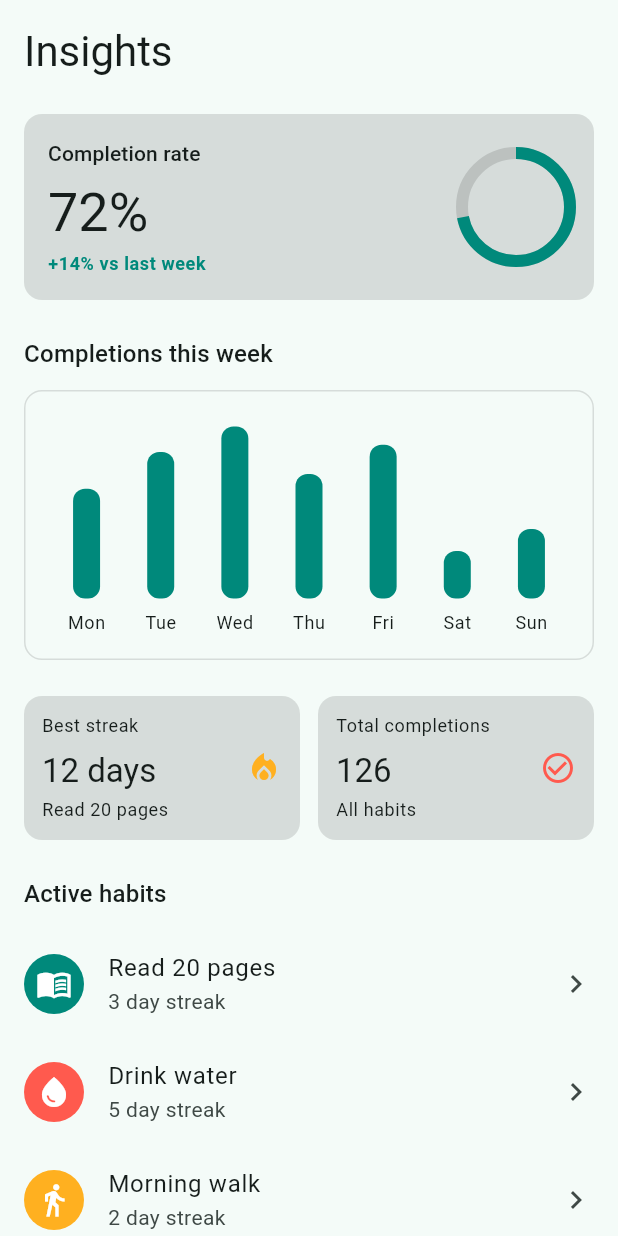
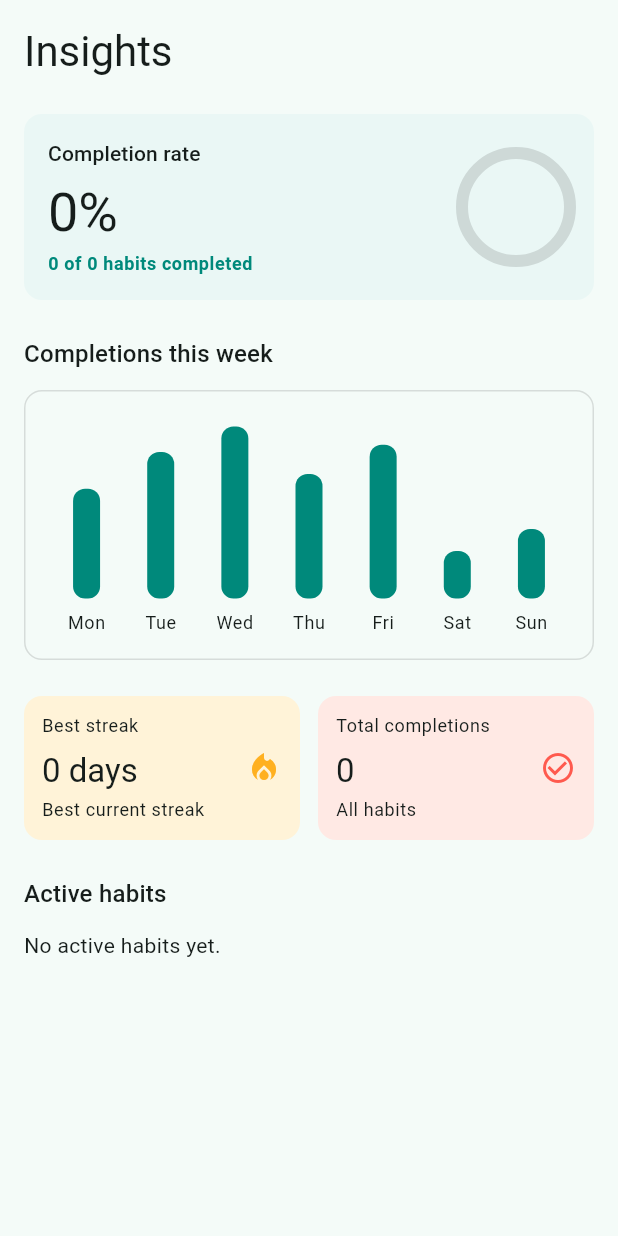
Before and after one commit to VoTrieu/personal_habit, a Flutter app: the InsightsScreen screen opened directly, on a phone screen of 412 x 824 dp. Run offline on Flutter 3.47's test engine with Material 3 defaults, Android fonts, the phone set to English and light mode, and no system bars; our stand-ins replace sqflite; accounts and stored records are empty.

Commit message:
Displayed data in the Insight screen

```diff
--- a/lib/data/sample_habits.dart
+++ /dev/null
@@ -1,40 +0,0 @@
-import 'package:flutter/material.dart';
-
-import '../models/habit.dart';
-import '../theme/app_colors.dart';
-
-const sampleHabits = [
-  Habit(
-    id: 'read',
-    name: 'Read 20 pages',
-    icon: Icons.menu_book,
-    streak: 3,
-    isCompletedToday: false,
-    color: AppColors.habitTeal,
-    frequency: 'Daily',
-    reminderEnabled: true,
-    reminderTime: TimeOfDay(hour: 10, minute: 30),
-  ),
-  Habit(
-    id: 'water',
-    name: 'Drink water',
-    icon: Icons.water_drop,
-    streak: 5,
-    isCompletedToday: true,
-    color: AppColors.habitCoral,
-    frequency: 'Daily',
-    reminderEnabled: true,
-    reminderTime: TimeOfDay(hour: 19, minute: 30),
-  ),
-  Habit(
-    id: 'walk',
-    name: 'Morning walk',
-    icon: Icons.directions_walk,
-    streak: 2,
-    isCompletedToday: false,
-    color: AppColors.habitAmber,
-    frequency: 'Weekday',
-    reminderEnabled: true,
-    reminderTime: TimeOfDay(hour: 8, minute: 30),
-  ),
-];
--- a/lib/features/insights/widgets/active_habits.dart
+++ b/lib/features/insights/widgets/active_habits.dart
@@ -1,6 +1,7 @@
 import 'package:flutter/material.dart';
+import 'package:provider/provider.dart';
 
-import '../../../data/sample_habits.dart';
+import '../../../controllers/habit_controller.dart';
 import '../../../theme/app_colors.dart';
 import '../../../theme/app_dimensions.dart';
 
@@ -9,12 +10,19 @@ class ActiveHabits extends StatelessWidget {
 
   @override
   Widget build(BuildContext context) {
+    final habits = context.watch<HabitController>().habits;
     return Column(
       crossAxisAlignment: CrossAxisAlignment.start,
       children: [
         Text('Active habits', style: Theme.of(context).textTheme.titleMedium),
         const SizedBox(height: AppSpacing.md),
-        ...sampleHabits.map((habit) {
+        if (habits.isEmpty)
+          Text(
+            'No active habits yet.',
+            style: Theme.of(context).textTheme.bodyMedium,
+          )
+        else
+          ...habits.map((habit) {
             return ListTile(
               contentPadding: EdgeInsets.zero,
               leading: CircleAvatar(
--- a/lib/features/insights/widgets/completion_rate.dart
+++ b/lib/features/insights/widgets/completion_rate.dart
@@ -1,5 +1,7 @@
 import 'package:flutter/material.dart';
+import 'package:provider/provider.dart';
 
+import '../../../controllers/habit_controller.dart';
 import '../../../theme/app_colors.dart';
 import '../../../theme/app_dimensions.dart';
 
@@ -8,10 +10,13 @@ class CompletionRate extends StatelessWidget {
 
   @override
   Widget build(BuildContext context) {
+    final controller = context.watch<HabitController>();
+    final progress = controller.completionProgress;
+    final percentage = (progress * 100).round();
     return Container(
       padding: const EdgeInsets.all(AppSpacing.lg),
       decoration: BoxDecoration(
-        color: AppColors.optionBackground,
+        color: AppColors.insightTealBackground,
         borderRadius: BorderRadius.circular(AppRadius.md),
       ),
       child: Row(
@@ -25,10 +30,13 @@ class CompletionRate extends StatelessWidget {
                   style: Theme.of(context).textTheme.titleSmall,
                 ),
                 const SizedBox(height: AppSpacing.sm),
-                Text('72%', style: Theme.of(context).textTheme.displaySmall),
+                Text(
+                  '$percentage%',
+                  style: Theme.of(context).textTheme.displaySmall,
+                ),
                 const SizedBox(height: AppSpacing.xs),
                 Text(
-                  '+14% vs last week',
+                  '${controller.completedCount} of ${controller.habits.length} habits completed',
                   style: Theme.of(context).textTheme.bodySmall?.copyWith(
                     color: AppColors.primary,
                     fontWeight: FontWeight.w700,
@@ -41,7 +49,7 @@ class CompletionRate extends StatelessWidget {
             width: AppSizes.completionRateChartSize,
             height: AppSizes.completionRateChartSize,
             child: CircularProgressIndicator(
-              value: 0.72,
+              value: progress,
               strokeWidth: AppSizes.completionRateStrokeWidth,
               backgroundColor: AppColors.borderLight,
               color: AppColors.primary,
--- a/lib/features/insights/widgets/insight_stat_cards.dart
+++ b/lib/features/insights/widgets/insight_stat_cards.dart
@@ -1,5 +1,7 @@
 import 'package:flutter/material.dart';
+import 'package:provider/provider.dart';
 
+import '../../../controllers/habit_controller.dart';
 import '../../../theme/app_colors.dart';
 import '../../../theme/app_dimensions.dart';
 
@@ -8,25 +10,32 @@ class InsightStatCards extends StatelessWidget {
 
   @override
   Widget build(BuildContext context) {
+    final controller = context.watch<HabitController>();
+    final totalCompletions = controller.habits.fold<int>(
+      0,
+      (total, habit) => total + habit.streak,
+    );
     return Row(
-      children: const [
+      children: [
         Expanded(
           child: _InsightStatCard(
             title: 'Best streak',
-            value: '12 days',
-            subtitle: 'Read 20 pages',
+            value: '${controller.bestStreak} days',
+            subtitle: 'Best current streak',
             icon: Icons.local_fire_department,
             iconColor: AppColors.habitAmber,
+            backgroundColor: AppColors.insightAmberBackground,
           ),
         ),
         SizedBox(width: AppSpacing.md),
         Expanded(
           child: _InsightStatCard(
             title: 'Total completions',
-            value: '126',
+            value: '$totalCompletions',
             subtitle: 'All habits',
             icon: Icons.check_circle_outline,
             iconColor: AppColors.habitCoral,
+            backgroundColor: AppColors.insightCoralBackground,
           ),
         ),
       ],
@@ -41,6 +50,7 @@ class _InsightStatCard extends StatelessWidget {
     required this.subtitle,
     required this.icon,
     required this.iconColor,
+    required this.backgroundColor,
   });
 
   final String title;
@@ -48,13 +58,14 @@ class _InsightStatCard extends StatelessWidget {
   final String subtitle;
   final IconData icon;
   final Color iconColor;
+  final Color backgroundColor;
 
   @override
   Widget build(BuildContext context) {
     return Container(
       padding: const EdgeInsets.all(AppSpacing.md),
       decoration: BoxDecoration(
-        color: AppColors.optionBackground,
+        color: backgroundColor,
         borderRadius: BorderRadius.circular(AppRadius.md),
       ),
       child: Row(
--- a/lib/theme/app_colors.dart
+++ b/lib/theme/app_colors.dart
@@ -14,6 +14,9 @@ class AppColors {
   static const habitBlue = Color(0xFF3F6FE5);
   static const habitPurple = Color(0xFF6B46C1);
   static const habitGreen = Color(0xFF16A34A);
+  static const insightTealBackground = Color(0xFFEAF7F5);
+  static const insightAmberBackground = Color(0xFFFFF3D8);
+  static const insightCoralBackground = Color(0xFFFFE9E4);
 
   static const textMuted = Colors.black54;
   static const border = Colors.black26;
```
Lines whose indentation alone changed are shown as unchanged.
